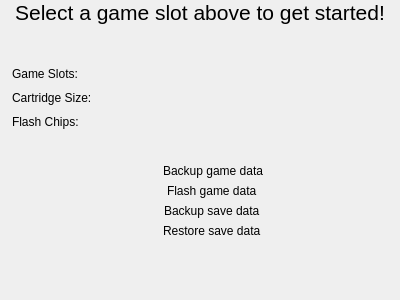
This is src/ui/qt/detail/ngp_fm_cartridge_info_widget.ui in TheFlav/Flash-Masta-Desktop as Qt 5 draws it before an edit. The edited form follows.
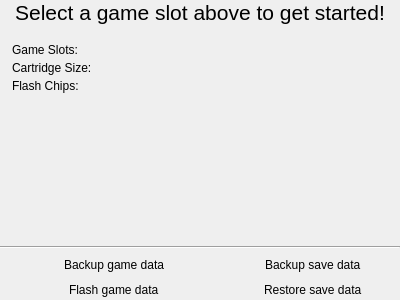
This is the edited form. Icons and pictures are not drawn.

Commit message:
Updated layout for NgpFmCartridgeInfoWidget
+ Moved feature indicators to bottom of screen
+ Added horizontal divider
+ Rearranged feature indicators into two columns

```diff
--- a/src/ui/qt/detail/ngp_fm_cartridge_info_widget.ui
+++ b/src/ui/qt/detail/ngp_fm_cartridge_info_widget.ui
@@ -14,9 +14,6 @@
    <string>Form</string>
   </property>
   <layout class="QVBoxLayout" name="verticalLayout">
-   <property name="spacing">
-    <number>0</number>
-   </property>
    <property name="leftMargin">
     <number>0</number>
    </property>
@@ -44,29 +41,13 @@
      </property>
     </widget>
    </item>
-   <item>
-    <spacer name="promptLowerSpacer">
-     <property name="orientation">
-      <enum>Qt::Vertical</enum>
-     </property>
-     <property name="sizeType">
-      <enum>QSizePolicy::Fixed</enum>
-     </property>
-     <property name="sizeHint" stdset="0">
-      <size>
-       <width>0</width>
-       <height>30</height>
-      </size>
-     </property>
-    </spacer>
-   </item>
    <item>
     <layout class="QFormLayout" name="cartridgeSpecsFormLayout">
      <property name="horizontalSpacing">
       <number>4</number>
      </property>
      <property name="verticalSpacing">
-      <number>10</number>
+      <number>4</number>
      </property>
      <property name="leftMargin">
       <number>12</number>
@@ -148,7 +129,7 @@
       <enum>Qt::Vertical</enum>
      </property>
      <property name="sizeType">
-      <enum>QSizePolicy::Fixed</enum>
+      <enum>QSizePolicy::Expanding</enum>
      </property>
      <property name="sizeHint" stdset="0">
       <size>
@@ -159,6 +140,33 @@
     </spacer>
    </item>
    <item>
+    <widget class="Line" name="line">
+     <property name="orientation">
+      <enum>Qt::Horizontal</enum>
+     </property>
+    </widget>
+   </item>
+   <item>
+    <layout class="QGridLayout" name="gridLayout">
+     <property name="leftMargin">
+      <number>0</number>
+     </property>
+     <property name="topMargin">
+      <number>0</number>
+     </property>
+     <property name="rightMargin">
+      <number>0</number>
+     </property>
+     <property name="bottomMargin">
+      <number>0</number>
+     </property>
+     <property name="horizontalSpacing">
+      <number>0</number>
+     </property>
+     <property name="verticalSpacing">
+      <number>5</number>
+     </property>
+     <item row="0" column="0">
     <layout class="QHBoxLayout" name="gameBackupHorizontalLayout">
      <property name="spacing">
       <number>0</number>
@@ -180,8 +188,8 @@
       <widget class="QLabel" name="gameBackupEnabledLabel">
        <property name="maximumSize">
         <size>
-         <width>30</width>
-         <height>30</height>
+           <width>25</width>
+           <height>25</height>
         </size>
        </property>
        <property name="font">
@@ -204,8 +212,8 @@
       <widget class="QLabel" name="gameBackupDisabledLabel">
        <property name="maximumSize">
         <size>
-         <width>30</width>
-         <height>30</height>
+           <width>25</width>
+           <height>25</height>
         </size>
        </property>
        <property name="text">
@@ -225,7 +233,7 @@
         <enum>Qt::Horizontal</enum>
        </property>
        <property name="sizeType">
-        <enum>QSizePolicy::Maximum</enum>
+          <enum>QSizePolicy::Fixed</enum>
        </property>
        <property name="sizeHint" stdset="0">
         <size>
@@ -257,7 +265,7 @@
      </item>
     </layout>
    </item>
-   <item>
+     <item row="1" column="0">
     <layout class="QHBoxLayout" name="gameFlashHorizontalLayout">
      <property name="spacing">
       <number>0</number>
@@ -279,8 +287,8 @@
       <widget class="QLabel" name="gameFlashEnabledLabel">
        <property name="maximumSize">
         <size>
-         <width>30</width>
-         <height>30</height>
+           <width>25</width>
+           <height>25</height>
         </size>
        </property>
        <property name="text">
@@ -298,8 +306,8 @@
       <widget class="QLabel" name="gameFlashDisabledLabel">
        <property name="maximumSize">
         <size>
-         <width>30</width>
-         <height>30</height>
+           <width>25</width>
+           <height>25</height>
         </size>
        </property>
        <property name="text">
@@ -319,7 +327,7 @@
         <enum>Qt::Horizontal</enum>
        </property>
        <property name="sizeType">
-        <enum>QSizePolicy::Maximum</enum>
+          <enum>QSizePolicy::Fixed</enum>
        </property>
        <property name="sizeHint" stdset="0">
         <size>
@@ -351,7 +359,7 @@
      </item>
     </layout>
    </item>
-   <item>
+     <item row="0" column="1">
     <layout class="QHBoxLayout" name="saveBackupHorizontalLayout">
      <property name="spacing">
       <number>0</number>
@@ -373,8 +381,8 @@
       <widget class="QLabel" name="saveBackupEnabledLabel">
        <property name="maximumSize">
         <size>
-         <width>30</width>
-         <height>30</height>
+           <width>25</width>
+           <height>25</height>
         </size>
        </property>
        <property name="text">
@@ -392,8 +400,8 @@
       <widget class="QLabel" name="saveBackupDisabledLabel">
        <property name="maximumSize">
         <size>
-         <width>30</width>
-         <height>30</height>
+           <width>25</width>
+           <height>25</height>
         </size>
        </property>
        <property name="text">
@@ -413,7 +421,7 @@
         <enum>Qt::Horizontal</enum>
        </property>
        <property name="sizeType">
-        <enum>QSizePolicy::Maximum</enum>
+          <enum>QSizePolicy::Fixed</enum>
        </property>
        <property name="sizeHint" stdset="0">
         <size>
@@ -445,7 +453,7 @@
      </item>
     </layout>
    </item>
-   <item>
+     <item row="1" column="1">
     <layout class="QHBoxLayout" name="saveRestoreHorizontalLayout">
      <property name="spacing">
       <number>0</number>
@@ -467,8 +475,8 @@
       <widget class="QLabel" name="saveRestoreEnabledLabel">
        <property name="maximumSize">
         <size>
-         <width>30</width>
-         <height>30</height>
+           <width>25</width>
+           <height>25</height>
         </size>
        </property>
        <property name="text">
@@ -486,8 +494,8 @@
       <widget class="QLabel" name="saveRestoreDisabledLabel">
        <property name="maximumSize">
         <size>
-         <width>30</width>
-         <height>30</height>
+           <width>25</width>
+           <height>25</height>
         </size>
        </property>
        <property name="text">
@@ -507,7 +515,7 @@
         <enum>Qt::Horizontal</enum>
        </property>
        <property name="sizeType">
-        <enum>QSizePolicy::Maximum</enum>
+          <enum>QSizePolicy::Fixed</enum>
        </property>
        <property name="sizeHint" stdset="0">
         <size>
@@ -539,18 +547,7 @@
      </item>
     </layout>
    </item>
-   <item>
-    <spacer name="bottomSpacer">
-     <property name="orientation">
-      <enum>Qt::Vertical</enum>
-     </property>
-     <property name="sizeHint" stdset="0">
-      <size>
-       <width>20</width>
-       <height>40</height>
-      </size>
-     </property>
-    </spacer>
+    </layout>
    </item>
   </layout>
  </widget>
```
Lines whose indentation alone changed are shown as unchanged.
